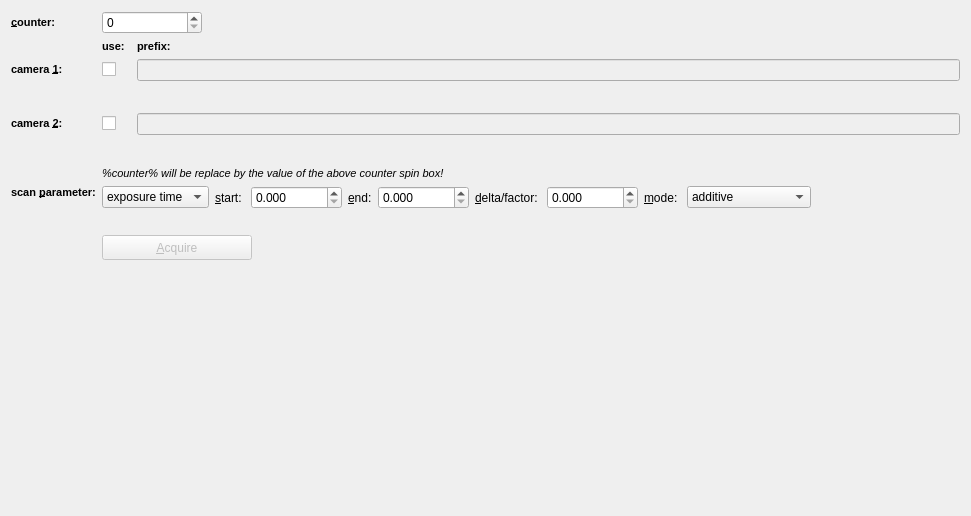
This is plugins/spimb040/qfespimb040camparamstackconfigwidget2.ui in jkriege2/QuickFit3 as Qt 5 draws it before an edit. The edited form follows.
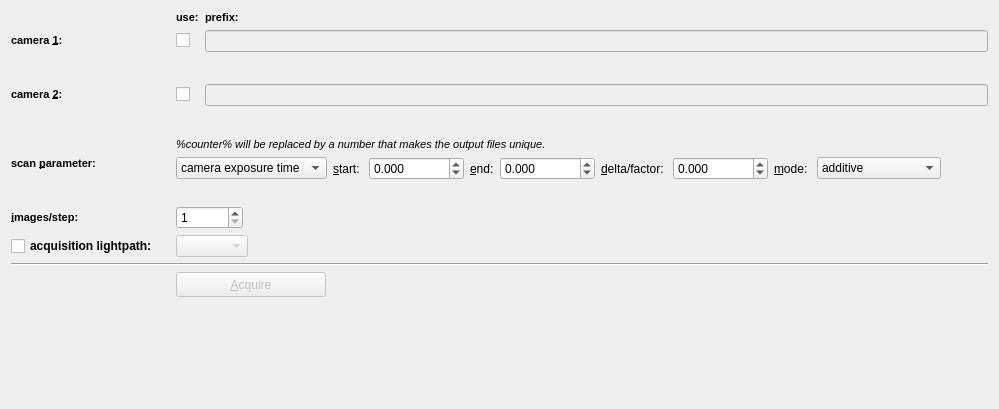
This is the edited form. Icons and pictures are not drawn. Custom widgets are drawn as their Qt base class.

Commit message: QuickFit3/SPIMB040:   - reorganized optics setup widget (landscape image, moved stages)   - improved acquisitions:       * all now support lightpath configs and save lightpath configs       * image stacks may take images in up to three lightpath configs per position now -> recorded in up to three different files

What changed in the file:
```diff
--- a/plugins/spimb040/qfespimb040camparamstackconfigwidget2.ui
+++ b/plugins/spimb040/qfespimb040camparamstackconfigwidget2.ui
@@ -9,42 +9,15 @@
    <rect>
     <x>0</x>
     <y>0</y>
-    <width>971</width>
-    <height>516</height>
+    <width>999</width>
+    <height>409</height>
    </rect>
   </property>
   <property name="windowTitle">
    <string>Form</string>
   </property>
   <layout class="QGridLayout" name="gridLayout">
-   <item row="0" column="0">
-    <widget class="QLabel" name="label_2">
-     <property name="text">
-      <string>&lt;!DOCTYPE HTML PUBLIC &quot;-//W3C//DTD HTML 4.0//EN&quot; &quot;http://www.w3.org/TR/REC-html40/strict.dtd&quot;&gt;
-&lt;html&gt;&lt;head&gt;&lt;meta name=&quot;qrichtext&quot; content=&quot;1&quot; /&gt;&lt;style type=&quot;text/css&quot;&gt;
-p, li { white-space: pre-wrap; }
-&lt;/style&gt;&lt;/head&gt;&lt;body style=&quot; font-family:'MS Shell Dlg 2'; font-size:8.25pt; font-weight:400; font-style:normal;&quot;&gt;
-&lt;p style=&quot; margin-top:0px; margin-bottom:0px; margin-left:0px; margin-right:0px; -qt-block-indent:0; text-indent:0px;&quot;&gt;&lt;span style=&quot; font-size:8pt; font-weight:600;&quot;&gt;&amp;amp;counter:&lt;/span&gt;&lt;/p&gt;&lt;/body&gt;&lt;/html&gt;</string>
-     </property>
-     <property name="buddy">
-      <cstring>spinCounter</cstring>
-     </property>
-    </widget>
-   </item>
-   <item row="0" column="1" colspan="3">
-    <widget class="QSpinBox" name="spinCounter">
-     <property name="maximumSize">
-      <size>
-       <width>100</width>
-       <height>16777215</height>
-      </size>
-     </property>
-     <property name="maximum">
-      <number>1000000</number>
-     </property>
-    </widget>
-   </item>
-   <item row="2" column="1">
+   <item row="1" column="3">
     <widget class="QLabel" name="label_3">
      <property name="text">
       <string>&lt;!DOCTYPE HTML PUBLIC &quot;-//W3C//DTD HTML 4.0//EN&quot; &quot;http://www.w3.org/TR/REC-html40/strict.dtd&quot;&gt;
@@ -55,7 +28,7 @@
      </property>
     </widget>
    </item>
-   <item row="2" column="3">
+   <item row="1" column="4">
     <widget class="QLabel" name="label_4">
      <property name="text">
       <string>&lt;!DOCTYPE HTML PUBLIC &quot;-//W3C//DTD HTML 4.0//EN&quot; &quot;http://www.w3.org/TR/REC-html40/strict.dtd&quot;&gt;
@@ -66,7 +39,7 @@
      </property>
     </widget>
    </item>
-   <item row="3" column="0">
+   <item row="2" column="0">
     <widget class="QLabel" name="label_5">
      <property name="text">
       <string>&lt;!DOCTYPE HTML PUBLIC &quot;-//W3C//DTD HTML 4.0//EN&quot; &quot;http://www.w3.org/TR/REC-html40/strict.dtd&quot;&gt;
@@ -80,29 +53,29 @@
      </property>
     </widget>
    </item>
-   <item row="3" column="1">
+   <item row="2" column="3">
     <widget class="QCheckBox" name="chkUse1">
      <property name="text">
       <string/>
      </property>
     </widget>
    </item>
-   <item row="5" column="1">
+   <item row="4" column="3">
     <widget class="QCheckBox" name="chkUse2">
      <property name="text">
       <string/>
      </property>
     </widget>
    </item>
-   <item row="3" column="3">
-    <widget class="QLineEdit" name="edtPrefix1">
+   <item row="2" column="4">
+    <widget class="QEnhancedLineEdit" name="edtPrefix1">
      <property name="enabled">
       <bool>false</bool>
      </property>
     </widget>
    </item>
-   <item row="5" column="3">
-    <widget class="QLineEdit" name="edtPrefix2">
+   <item row="4" column="4">
+    <widget class="QEnhancedLineEdit" name="edtPrefix2">
      <property name="enabled">
       <bool>false</bool>
      </property>
@@ -125,7 +98,7 @@
      </property>
     </widget>
    </item>
-   <item row="13" column="1" colspan="3">
+   <item row="17" column="3" colspan="2">
     <widget class="QPushButton" name="btnAcquire">
      <property name="enabled">
       <bool>false</bool>
@@ -151,7 +124,7 @@
      </property>
     </widget>
    </item>
-   <item row="14" column="1">
+   <item row="18" column="3">
     <spacer name="verticalSpacer_3">
      <property name="orientation">
       <enum>Qt::Vertical</enum>
@@ -164,7 +137,7 @@
      </property>
     </spacer>
    </item>
-   <item row="5" column="0">
+   <item row="4" column="0">
     <widget class="QLabel" name="label_15">
      <property name="text">
       <string>&lt;!DOCTYPE HTML PUBLIC &quot;-//W3C//DTD HTML 4.0//EN&quot; &quot;http://www.w3.org/TR/REC-html40/strict.dtd&quot;&gt;
@@ -178,7 +151,7 @@
      </property>
     </widget>
    </item>
-   <item row="4" column="1" colspan="3">
+   <item row="3" column="3" colspan="2">
     <layout class="QHBoxLayout" name="horizontalLayout_2">
      <item>
       <widget class="QFCameraConfigEditorWidget" name="cmbCam1Settings" native="true">
@@ -205,7 +178,7 @@
      </item>
     </layout>
    </item>
-   <item row="6" column="1" colspan="3">
+   <item row="5" column="3" colspan="2">
     <layout class="QHBoxLayout" name="horizontalLayout_4">
      <item>
       <widget class="QFCameraConfigEditorWidget" name="cmbCam2Settings" native="true">
@@ -232,18 +205,18 @@
      </item>
     </layout>
    </item>
-   <item row="9" column="1" colspan="3">
+   <item row="8" column="3" colspan="2">
     <widget class="QLabel" name="label_7">
      <property name="text">
       <string>&lt;!DOCTYPE HTML PUBLIC &quot;-//W3C//DTD HTML 4.0//EN&quot; &quot;http://www.w3.org/TR/REC-html40/strict.dtd&quot;&gt;
 &lt;html&gt;&lt;head&gt;&lt;meta name=&quot;qrichtext&quot; content=&quot;1&quot; /&gt;&lt;style type=&quot;text/css&quot;&gt;
 p, li { white-space: pre-wrap; }
 &lt;/style&gt;&lt;/head&gt;&lt;body style=&quot; font-family:'MS Shell Dlg 2'; font-size:8.25pt; font-weight:400; font-style:normal;&quot;&gt;
-&lt;p style=&quot; margin-top:0px; margin-bottom:0px; margin-left:0px; margin-right:0px; -qt-block-indent:0; text-indent:0px;&quot;&gt;&lt;span style=&quot; font-style:italic;&quot;&gt;%counter% will be replace by the value of the above counter spin box!&lt;/span&gt;&lt;/p&gt;&lt;/body&gt;&lt;/html&gt;</string>
+&lt;p style=&quot; margin-top:0px; margin-bottom:0px; margin-left:0px; margin-right:0px; -qt-block-indent:0; text-indent:0px;&quot;&gt;&lt;span style=&quot; font-size:8pt; font-style:italic;&quot;&gt;%counter% will be replaced by a number that makes the output files unique.&lt;/span&gt;&lt;/p&gt;&lt;/body&gt;&lt;/html&gt;</string>
      </property>
     </widget>
    </item>
-   <item row="10" column="1" colspan="3">
+   <item row="10" column="3" colspan="2">
     <widget class="QWidget" name="widScanParam1" native="true">
      <layout class="QHBoxLayout" name="horizontalLayout">
       <property name="margin">
@@ -251,9 +224,17 @@
       </property>
       <item>
        <widget class="QComboBox" name="cmbParameter">
+        <property name="sizeAdjustPolicy">
+         <enum>QComboBox::AdjustToContents</enum>
+        </property>
         <item>
          <property name="text">
-          <string>exposure time</string>
+          <string>camera exposure time</string>
+         </property>
+        </item>
+        <item>
+         <property name="text">
+          <string>camera gain</string>
          </property>
         </item>
        </widget>
@@ -273,6 +254,9 @@
         <property name="decimals">
          <number>3</number>
         </property>
+        <property name="minimum">
+         <double>-1000000000.000000000000000</double>
+        </property>
         <property name="maximum">
          <double>1000000000.000000000000000</double>
         </property>
@@ -293,6 +277,9 @@
         <property name="decimals">
          <number>3</number>
         </property>
+        <property name="minimum">
+         <double>-1000000000.000000000000000</double>
+        </property>
         <property name="maximum">
          <double>1000000000.000000000000000</double>
         </property>
@@ -313,6 +300,9 @@
         <property name="decimals">
          <number>3</number>
         </property>
+        <property name="minimum">
+         <double>-1000000000.000000000000000</double>
+        </property>
         <property name="maximum">
          <double>1000000000.000000000000000</double>
         </property>
@@ -330,6 +320,9 @@
       </item>
       <item>
        <widget class="QComboBox" name="cmbMode">
+        <property name="sizeAdjustPolicy">
+         <enum>QComboBox::AdjustToContents</enum>
+        </property>
         <item>
          <property name="text">
           <string>additive</string>
@@ -363,16 +356,112 @@
      </layout>
     </widget>
    </item>
-   <item row="12" column="1" colspan="3">
+   <item row="13" column="0">
+    <widget class="QLabel" name="label_11">
+     <property name="text">
+      <string>&lt;!DOCTYPE HTML PUBLIC &quot;-//W3C//DTD HTML 4.0//EN&quot; &quot;http://www.w3.org/TR/REC-html40/strict.dtd&quot;&gt;
+&lt;html&gt;&lt;head&gt;&lt;meta name=&quot;qrichtext&quot; content=&quot;1&quot; /&gt;&lt;style type=&quot;text/css&quot;&gt;
+p, li { white-space: pre-wrap; }
+&lt;/style&gt;&lt;/head&gt;&lt;body style=&quot; font-family:'MS Shell Dlg 2'; font-size:8.25pt; font-weight:400; font-style:normal;&quot;&gt;
+&lt;p style=&quot; margin-top:0px; margin-bottom:0px; margin-left:0px; margin-right:0px; -qt-block-indent:0; text-indent:0px;&quot;&gt;&lt;span style=&quot; font-size:8pt; font-weight:600;&quot;&gt;&amp;amp;images/step:&lt;/span&gt;&lt;/p&gt;&lt;/body&gt;&lt;/html&gt;</string>
+     </property>
+     <property name="buddy">
+      <cstring>spinImages</cstring>
+     </property>
+    </widget>
+   </item>
+   <item row="15" column="0">
+    <widget class="QCheckBox" name="chkLightpath">
+     <property name="font">
+      <font>
+       <weight>75</weight>
+       <bold>true</bold>
+      </font>
+     </property>
+     <property name="text">
+      <string>acquisition lightpath:</string>
+     </property>
+    </widget>
+   </item>
+   <item row="15" column="3" colspan="2">
+    <layout class="QHBoxLayout" name="horizontalLayout_5">
+     <item>
+      <widget class="QComboBox" name="cmbLightpath">
+       <property name="enabled">
+        <bool>false</bool>
+       </property>
+       <property name="sizeAdjustPolicy">
+        <enum>QComboBox::AdjustToContents</enum>
+       </property>
+      </widget>
+     </item>
+     <item>
+      <spacer name="horizontalSpacer_3">
+       <property name="orientation">
+        <enum>Qt::Horizontal</enum>
+       </property>
+       <property name="sizeHint" stdset="0">
+        <size>
+         <width>40</width>
+         <height>20</height>
+        </size>
+       </property>
+      </spacer>
+     </item>
+    </layout>
+   </item>
+   <item row="13" column="3" colspan="2">
+    <layout class="QHBoxLayout" name="horizontalLayout_3">
+     <item>
+      <widget class="QSpinBox" name="spinImages">
+       <property name="minimum">
+        <number>1</number>
+       </property>
+       <property name="maximum">
+        <number>100000</number>
+       </property>
+       <property name="singleStep">
+        <number>10</number>
+       </property>
+      </widget>
+     </item>
+     <item>
+      <spacer name="horizontalSpacer_2">
+       <property name="orientation">
+        <enum>Qt::Horizontal</enum>
+       </property>
+       <property name="sizeHint" stdset="0">
+        <size>
+         <width>40</width>
+         <height>20</height>
+        </size>
+       </property>
+      </spacer>
+     </item>
+    </layout>
+   </item>
+   <item row="11" column="3" colspan="2">
     <widget class="QLabel" name="labScan">
      <property name="text">
       <string/>
      </property>
     </widget>
    </item>
+   <item row="16" column="0" colspan="5">
+    <widget class="Line" name="line">
+     <property name="orientation">
+      <enum>Qt::Horizontal</enum>
+     </property>
+    </widget>
+   </item>
   </layout>
  </widget>
  <customwidgets>
+  <customwidget>
+   <class>QEnhancedLineEdit</class>
+   <extends>QLineEdit</extends>
+   <header>qenhancedlineedit.h</header>
+  </customwidget>
   <customwidget>
    <class>QFCameraConfigEditorWidget</class>
    <extends>QWidget</extends>
```
Left out of the diff: 36 changed lines with no effect on the pictures. The commit also changes 26 other files.
